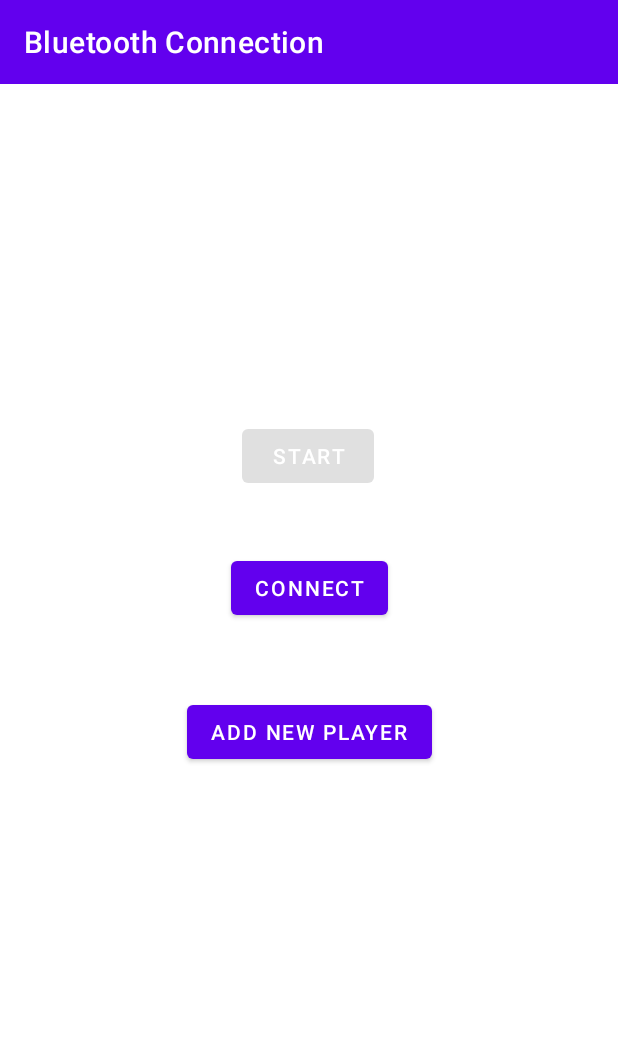
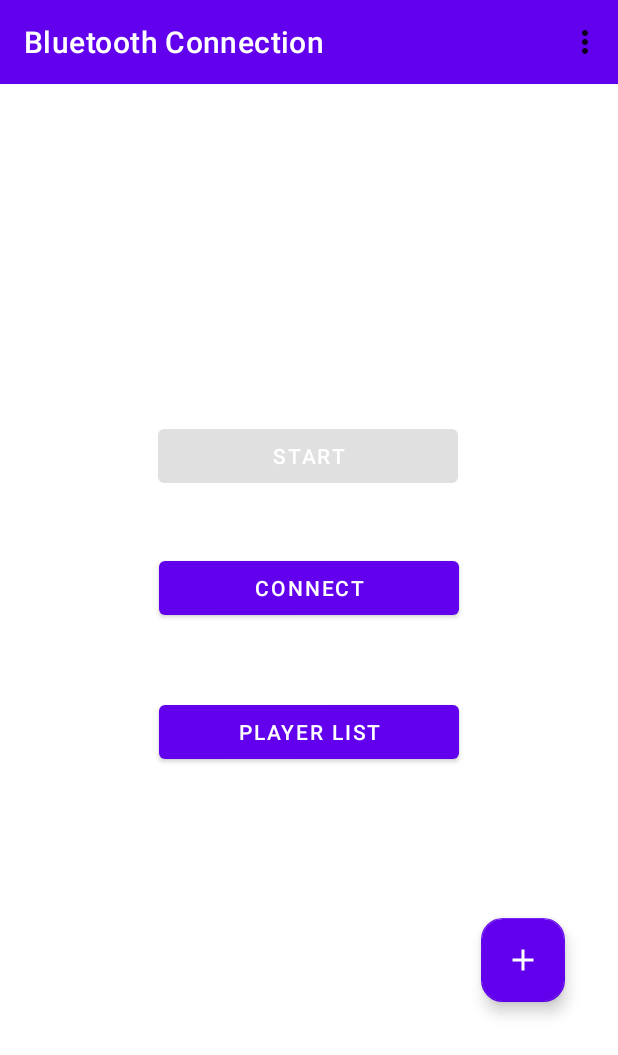
Before and after one commit to mojitosharma/Raah, an Android app: the screen it shows after launch once a user with an empty profile is signed in (MainActivity), on a phone screen of 412 x 824 dp. Shown: the top 1055 px of the screen. Run offline under Robolectric (Android 15) with nearby library versions, the phone set to English and light mode, and no system bars; our stand-ins replace Firebase (no records; nobody signed in at launch, a user with empty details on screens opened directly); 1 statement that could not run was skipped.

Commit message:
Player List, log out added

```diff
--- a/app/src/main/java/com/example/raah/LoginOrSignUpActivity.java
+++ b/app/src/main/java/com/example/raah/LoginOrSignUpActivity.java
@@ -10,7 +10,7 @@ import android.widget.ImageView;
 import com.google.firebase.auth.FirebaseAuth;
 
 public class LoginOrSignUpActivity extends AppCompatActivity {
-    FirebaseAuth mAuth;
+    private  FirebaseAuth mAuth;
     Button signUpButtonIntro,logInButtonIntro;
     ImageView logoImageViewIntro;
     @Override
@@ -21,19 +21,19 @@ public class LoginOrSignUpActivity extends AppCompatActivity {
         Intent intent = new Intent(LoginOrSignUpActivity.this,LoginActivity.class);
         if(mAuth.getCurrentUser()!=null){
             intent.putExtra("loginOrSignUp","loggedIn");
+            finish();
             startActivity(intent);
         }
         logoImageViewIntro = findViewById(R.id.logoImageViewIntro);
         logInButtonIntro = findViewById(R.id.logInButtonIntro);
         signUpButtonIntro = findViewById(R.id.signUpButtonIntro);
+        logoImageViewIntro.setImageResource(R.drawable.raah);
         logInButtonIntro.setOnClickListener(view -> {
             intent.putExtra("loginOrSignUp","login");
-            finish();
             startActivity(intent);
         });
         signUpButtonIntro.setOnClickListener(view -> {
             intent.putExtra("loginOrSignUp","signup");
-            finish();
             startActivity(intent);
         });
     }
--- a/app/src/main/java/com/example/raah/MainActivity.java
+++ b/app/src/main/java/com/example/raah/MainActivity.java
@@ -25,22 +25,31 @@ import android.os.IBinder;
 import android.os.Looper;
 import android.os.Message;
 import android.util.Log;
+import android.view.Menu;
+import android.view.MenuItem;
 import android.view.View;
 import android.widget.Button;
 import android.widget.Toast;
+
+import com.google.android.material.floatingactionbutton.FloatingActionButton;
+import com.google.firebase.auth.FirebaseAuth;
+import com.google.firebase.auth.FirebaseUser;
+
 import java.util.UUID;
 
 @RequiresApi(api = Build.VERSION_CODES.S)
 public class MainActivity extends AppCompatActivity{
 
     Toolbar toolbar;
+    private FirebaseAuth mAuth;
     private static Context mContext;
     public static Handler handler;
     public static int returned_value;
     public static boolean ifFromFailedConnection=false;
     private final static int CONNECTING_STATUS = 1; // used in bluetooth handler to identify message status
 //    private final static int MESSAGE_READ = 2; // used in bluetooth handler to identify message update
-    private Button startButton, buttonConnect,addNewPlayerButton;
+    private Button startButton, buttonConnect,playerListButton;
+    FloatingActionButton addNewPlayerButton;
     IntentFilter intentFilter;
     String[] permissions= new String[]{Manifest.permission.BLUETOOTH_CONNECT,Manifest.permission.ACCESS_COARSE_LOCATION,Manifest.permission.BLUETOOTH_SCAN,Manifest.permission.BLUETOOTH_ADMIN,Manifest.permission.BLUETOOTH};
 
@@ -89,6 +98,7 @@ public class MainActivity extends AppCompatActivity{
         addNewPlayerButton = findViewById(R.id.addNewPlayerButton);
         startButton = findViewById(R.id.startButton);
         toolbar = findViewById(R.id.toolbar);
+        playerListButton = findViewById(R.id.playerListButton);
     }
     @RequiresApi(api = Build.VERSION_CODES.S)
     @Override
@@ -96,8 +106,15 @@ public class MainActivity extends AppCompatActivity{
         super.onCreate(savedInstanceState);
         mContext = getApplicationContext();
         setContentView(R.layout.activity_main);
+        mAuth = FirebaseAuth.getInstance();
+        FirebaseUser user = mAuth.getCurrentUser();
+        if(user==null){
+            Toast.makeText(this, "Please login again", Toast.LENGTH_SHORT).show();
+            return;
+        }
         // connecting to bound service
         initialize();
+        setSupportActionBar(toolbar);
         Intent serviceIntent = new Intent(this, BluetoothService.class);
         startService(serviceIntent);
         bindService(serviceIntent, mConnection, Context.BIND_AUTO_CREATE);
@@ -192,6 +209,10 @@ public class MainActivity extends AppCompatActivity{
 
         startButton.setOnClickListener(view -> {
             Intent intent = new Intent(this,GameScreen.class);
+            startActivity(intent);
+        });
+        playerListButton.setOnClickListener(view -> {
+            Intent intent = new Intent(MainActivity.this,PlayerListActivity.class);
             startActivity(intent);
         });
         addNewPlayerButton.setOnClickListener(view -> {
@@ -296,4 +317,26 @@ public class MainActivity extends AppCompatActivity{
         }
         super.onRequestPermissionsResult(requestCode, permissions, grantResults);
     }
+    @Override
+    public boolean onCreateOptionsMenu(Menu menu) {
+        getMenuInflater().inflate(R.menu.main_menu, menu);
+        return true;
+    }
+    @Override
+    public boolean onOptionsItemSelected(MenuItem item) {
+        int id = item.getItemId();
+        if (id == R.id.menu_logout && mAuth.getCurrentUser()!=null) {
+            mAuth.signOut();
+            if(mAuth.getCurrentUser()==null){
+                Toast.makeText(mContext, "Logged out successfully", Toast.LENGTH_SHORT).show();
+                startActivity(new Intent(this, LoginOrSignUpActivity.class));
+                finishAffinity();
+                finish();
+            }else{
+                Toast.makeText(mContext, "Failed to log out", Toast.LENGTH_SHORT).show();
+            }
+            return true;
+        }
+        return super.onOptionsItemSelected(item);
+    }
 }
--- a/app/src/main/java/com/example/raah/Student.java
+++ b/app/src/main/java/com/example/raah/Student.java
@@ -6,6 +6,7 @@ public class Student {
     private String name;
     private String username;
     HashMap<String,HashMap<String,Integer>> scoreList;
+    public Student(){}
     public Student(String name, String username){
         this.name=name;
         this.username = username;
--- /dev/null
+++ b/app/src/main/res/drawable/baseline_add_24.xml
@@ -0,0 +1,5 @@
+<vector android:height="24dp" android:tint="#FFFFFF"
+    android:viewportHeight="24" android:viewportWidth="24"
+    android:width="24dp" xmlns:android="http://schemas.android.com/apk/res/android">
+    <path android:fillColor="@android:color/white" android:pathData="M19,13h-6v6h-2v-6H5v-2h6V5h2v6h6v2z"/>
+</vector>
--- a/app/src/main/res/layout/activity_add_player.xml
+++ b/app/src/main/res/layout/activity_add_player.xml
@@ -59,6 +59,7 @@
         app:layout_constraintTop_toBottomOf="@+id/usernameEditText"
         app:layout_constraintStart_toStartOf="parent"
         app:layout_constraintEnd_toEndOf="parent"/>
+    <include layout="@layout/layout_progress_overlay"/>
 
 
 </androidx.constraintlayout.widget.ConstraintLayout>
--- a/app/src/main/res/layout/activity_login_or_sign_up.xml
+++ b/app/src/main/res/layout/activity_login_or_sign_up.xml
@@ -8,13 +8,12 @@
 
     <ImageView
         android:id="@+id/logoImageViewIntro"
-        android:layout_width="wrap_content"
-        android:layout_height="wrap_content"
+        android:layout_width="200dp"
+        android:layout_height="200dp"
         android:layout_marginTop="110dp"
         app:layout_constraintEnd_toEndOf="parent"
         app:layout_constraintStart_toStartOf="parent"
         app:layout_constraintTop_toTopOf="parent"
-        tools:srcCompat="@tools:sample/avatars"
         android:contentDescription="@string/logo" />
 
     <Button
--- a/app/src/main/res/layout/activity_main.xml
+++ b/app/src/main/res/layout/activity_main.xml
@@ -26,7 +26,7 @@
 
     <Button
         android:id="@+id/startButton"
-        android:layout_width="wrap_content"
+        android:layout_width="200dp"
         android:layout_height="wrap_content"
         android:layout_marginTop="224dp"
         android:text="Start"
@@ -38,7 +38,7 @@
 
     <Button
         android:id="@+id/buttonConnect"
-        android:layout_width="wrap_content"
+        android:layout_width="200dp"
         android:layout_height="wrap_content"
         android:layout_marginTop="40dp"
         android:text="Connect"
@@ -48,10 +48,10 @@
         app:layout_constraintTop_toBottomOf="@+id/startButton" />
 
     <Button
-        android:id="@+id/addNewPlayerButton"
-        android:layout_width="wrap_content"
+        android:id="@+id/playerListButton"
+        android:layout_width="200dp"
         android:layout_height="wrap_content"
-        android:text="@string/add_new_player"
+        android:text="@string/player_list"
         android:textColor="@color/white"
         app:layout_constraintBottom_toBottomOf="parent"
         app:layout_constraintEnd_toEndOf="parent"
@@ -59,5 +59,19 @@
         app:layout_constraintTop_toBottomOf="@+id/buttonConnect"
         app:layout_constraintVertical_bias="0.133" />
 
+    <com.google.android.material.floatingactionbutton.FloatingActionButton
+        android:id="@+id/addNewPlayerButton"
+        android:layout_width="wrap_content"
+        android:layout_height="wrap_content"
+        android:layout_gravity="end|bottom"
+        android:layout_marginTop="100dp"
+        android:theme="@style/customExtendedFAB"
+        android:contentDescription="@string/submit"
+        android:src="@drawable/baseline_add_24"
+        app:layout_constraintEnd_toEndOf="parent"
+        app:layout_constraintHorizontal_bias="0.9"
+        app:layout_constraintStart_toStartOf="parent"
+        app:layout_constraintTop_toBottomOf="@+id/playerListButton" />
+
 
 </androidx.constraintlayout.widget.ConstraintLayout>
--- /dev/null
+++ b/app/src/main/res/menu/main_menu.xml
@@ -0,0 +1,6 @@
+<?xml version="1.0" encoding="utf-8"?>
+<menu xmlns:android="http://schemas.android.com/apk/res/android">
+    <item
+        android:id="@+id/menu_logout"
+        android:title="@string/log_out"/>
+</menu>
--- a/app/src/main/res/values/strings.xml
+++ b/app/src/main/res/values/strings.xml
@@ -31,4 +31,6 @@
     <string name="add_new_player">Add New Player</string>
     <string name="submit">Submit</string>
     <string name="logo">Logo</string>
+    <string name="player_list">Player List</string>
+    <string name="log_out">Log Out</string>
 </resources>
--- a/app/src/main/res/values/themes.xml
+++ b/app/src/main/res/values/themes.xml
@@ -22,4 +22,15 @@
     <style name="Theme.Raah.AppBarOverlay" parent="ThemeOverlay.AppCompat.Dark.ActionBar" />
 
     <style name="Theme.Raah.PopupOverlay" parent="ThemeOverlay.AppCompat.Light" />
+    <style name="customExtendedFAB">
+
+        <item name="cornerFamily">cut</item>
+        <item name="cornerSizeTopRight">14dp</item>
+        <item name="cornerSizeTopLeft">14dp</item>
+        <item name="cornerSizeBottomRight">14dp</item>
+        <item name="cornerSizeBottomLeft">14dp</item>
+        <item name="colorSecondary">@color/purple_500</item>
+        <item name="colorOnSecondary">@color/white</item>
+
+    </style>
 </resources>
```
Also changed, not shown: app/src/main/AndroidManifest.xml (+13 -7 lines), app/src/main/java/com/example/raah/AddPlayerActivity.java (+17 -1 lines), app/src/main/java/com/example/raah/PlayerListActivity.java (added, +132 -0 lines), app/src/main/res/layout/activity_player_list.xml (added, +20 -0 lines), app/src/main/res/layout/player_list_info.xml (added, +43 -0 lines), app/src/main/res/drawable/raah.png (added).
